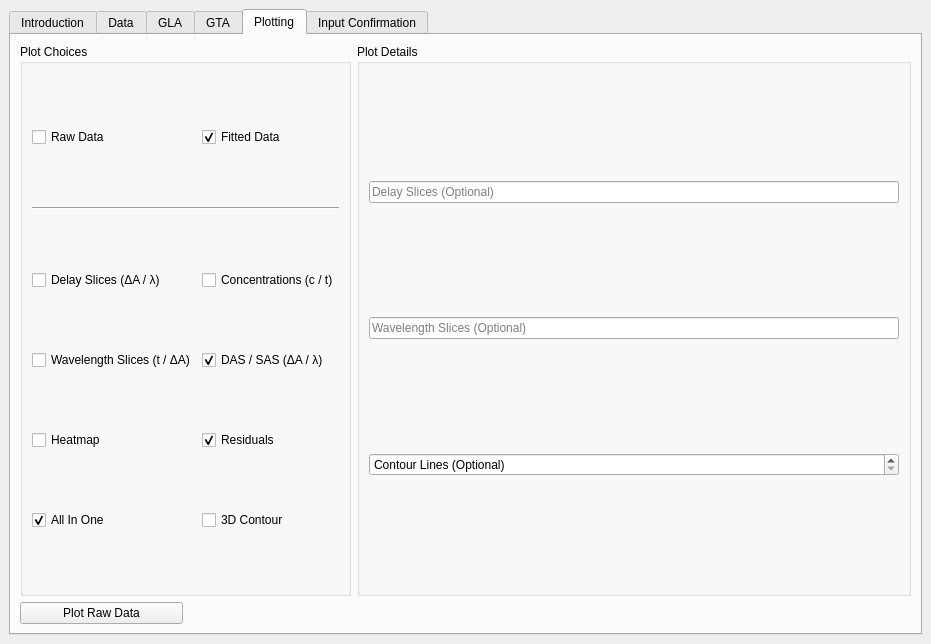
4-DMAPandSadness/EfsTA, file gui.ui: the form before one commit.
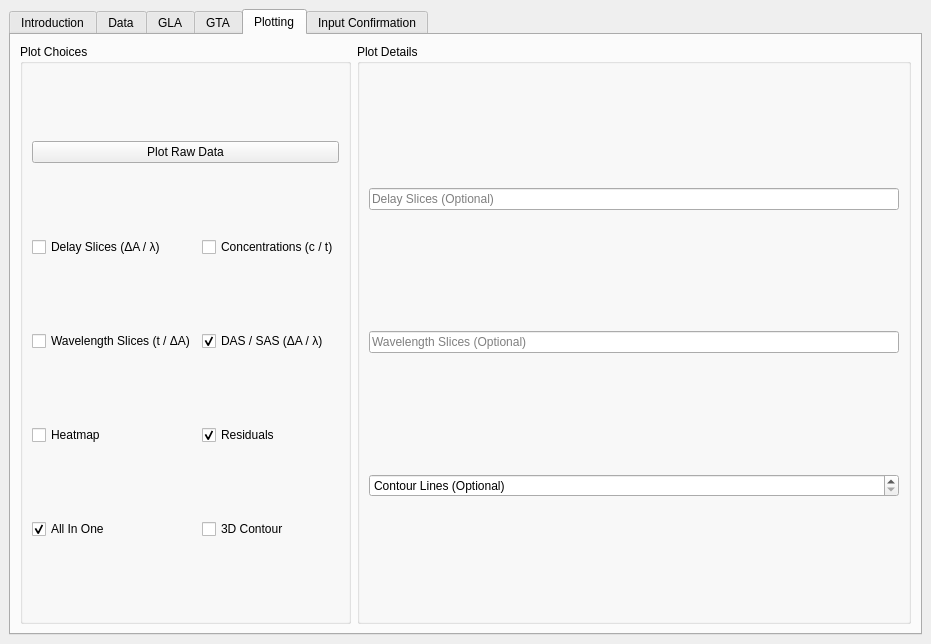
The form after the commit. The open tabs and pages were chosen to show the change. Icons and pictures are not drawn.

Commit message: Even more tooltip changes. Name changes.

Patch:
```diff
--- a/gui.ui
+++ b/gui.ui
@@ -817,50 +817,20 @@
            <string>Plot Choices</string>
           </property>
           <layout class="QGridLayout" name="gridLayout_6">
-           <item row="0" column="0">
-            <widget class="QCheckBox" name="plot_raw">
+           <item row="3" column="1">
+            <widget class="QCheckBox" name="plot_residuals">
              <property name="toolTip">
               <string>If selected, plots the raw unanalysed data.</string>
              </property>
              <property name="text">
-              <string>Raw Data</string>
-             </property>
-             <property name="checked">
-              <bool>false</bool>
-             </property>
-            </widget>
-           </item>
-           <item row="0" column="1">
-            <widget class="QCheckBox" name="plot_fitted">
-             <property name="toolTip">
-              <string>If selected, plots the analysed data.</string>
-             </property>
-             <property name="text">
-              <string>Fitted Data</string>
+              <string>Residuals</string>
              </property>
              <property name="checked">
               <bool>true</bool>
              </property>
             </widget>
            </item>
-           <item row="1" column="0" colspan="2">
-            <widget class="Line" name="sepatation_data_plot">
-             <property name="orientation">
-              <enum>Qt::Horizontal</enum>
-             </property>
-            </widget>
-           </item>
-           <item row="2" column="0">
-            <widget class="QCheckBox" name="plot_delay_slices">
-             <property name="toolTip">
-              <string>&lt;html&gt;&lt;head/&gt;&lt;body&gt;&lt;p&gt;Plots the change of absorption against the wavelengths for delay slices. Will only work, if specific delays for data slicing are provided.&lt;/p&gt;&lt;p&gt;&lt;img src=&quot;:/Plots/images/example plots/ex_timeslice.png&quot;/&gt;&lt;/p&gt;&lt;/body&gt;&lt;/html&gt;</string>
-             </property>
-             <property name="text">
-              <string>Delay Slices (ΔA / λ)</string>
-             </property>
-            </widget>
-           </item>
-           <item row="2" column="1">
+           <item row="1" column="1">
             <widget class="QCheckBox" name="plot_concentrations">
              <property name="enabled">
               <bool>true</bool>
@@ -873,7 +843,17 @@
              </property>
             </widget>
            </item>
-           <item row="3" column="0">
+           <item row="1" column="0">
+            <widget class="QCheckBox" name="plot_delay_slices">
+             <property name="toolTip">
+              <string>&lt;html&gt;&lt;head/&gt;&lt;body&gt;&lt;p&gt;Plots the change of absorption against the wavelengths for delay slices. Will only work, if specific delays for data slicing are provided.&lt;/p&gt;&lt;p&gt;&lt;img src=&quot;:/Plots/images/example plots/ex_timeslice.png&quot;/&gt;&lt;/p&gt;&lt;/body&gt;&lt;/html&gt;</string>
+             </property>
+             <property name="text">
+              <string>Delay Slices (ΔA / λ)</string>
+             </property>
+            </widget>
+           </item>
+           <item row="2" column="0">
             <widget class="QCheckBox" name="plot_wavelength_slices">
              <property name="toolTip">
               <string>&lt;html&gt;&lt;head/&gt;&lt;body&gt;&lt;p&gt;Plots the delays against the change of absorption for wavelength slices. Will only work, if specific wavelengths for data slicing are provided.&lt;/p&gt;&lt;p&gt;&lt;img src=&quot;:/Plots/images/example plots/ex_waveslice.png&quot;/&gt;&lt;/p&gt;&lt;/body&gt;&lt;/html&gt;</string>
@@ -883,20 +863,7 @@
              </property>
             </widget>
            </item>
-           <item row="3" column="1">
-            <widget class="QCheckBox" name="plot_das_sas">
-             <property name="toolTip">
-              <string>&lt;html&gt;&lt;head/&gt;&lt;body&gt;&lt;p&gt;If GLA is selected:&lt;/p&gt;&lt;p&gt;Plots the Decay Associated Spectra (DAS) with fitted lifetimes against the wavelengths.&lt;/p&gt;&lt;p&gt;If GTA is selected:&lt;/p&gt;&lt;p&gt;Plots the Species Associated Spectra (SAS) with fitted lifetimes against the wavelengths.&lt;/p&gt;&lt;p&gt;&lt;img src=&quot;:/Plots/images/example plots/ex_DASSAS.png&quot;/&gt;&lt;/p&gt;&lt;/body&gt;&lt;/html&gt;</string>
-             </property>
-             <property name="text">
-              <string>DAS / SAS (ΔA / λ)</string>
-             </property>
-             <property name="checked">
-              <bool>true</bool>
-             </property>
-            </widget>
-           </item>
-           <item row="4" column="0">
+           <item row="3" column="0">
             <widget class="QCheckBox" name="plot_heatmap">
              <property name="toolTip">
               <string>&lt;html&gt;&lt;head/&gt;&lt;body&gt;&lt;p&gt;Plots the data as a heatmap.&lt;/p&gt;&lt;p&gt;&lt;img src=&quot;:/Plots/images/example plots/ex_heatmap.png&quot;/&gt;&lt;/p&gt;&lt;/body&gt;&lt;/html&gt;</string>
@@ -907,32 +874,6 @@
             </widget>
            </item>
            <item row="4" column="1">
-            <widget class="QCheckBox" name="plot_residuals">
-             <property name="toolTip">
-              <string>&lt;html&gt;&lt;head/&gt;&lt;body&gt;&lt;p&gt;Plots the residuals as a heatmap.&lt;/p&gt;&lt;p&gt;&lt;img src=&quot;:/Plots/images/example plots/ex_residuals.png&quot;/&gt;&lt;/p&gt;&lt;/body&gt;&lt;/html&gt;</string>
-             </property>
-             <property name="text">
-              <string>Residuals</string>
-             </property>
-             <property name="checked">
-              <bool>true</bool>
-             </property>
-            </widget>
-           </item>
-           <item row="5" column="0">
-            <widget class="QCheckBox" name="plot_three_in_one">
-             <property name="toolTip">
-              <string>&lt;html&gt;&lt;head/&gt;&lt;body&gt;&lt;p&gt;Plots all three plots above in a single image. Will only plot the heatmap if no specific delay or wavelength values ar provided.&lt;/p&gt;&lt;p&gt;&lt;img src=&quot;:/Plots/images/example plots/ex_all.png&quot;/&gt;&lt;/p&gt;&lt;/body&gt;&lt;/html&gt;</string>
-             </property>
-             <property name="text">
-              <string>All In One</string>
-             </property>
-             <property name="checked">
-              <bool>true</bool>
-             </property>
-            </widget>
-           </item>
-           <item row="5" column="1">
             <widget class="QCheckBox" name="plot_threed_contour">
              <property name="toolTip">
               <string>&lt;html&gt;&lt;head/&gt;&lt;body&gt;&lt;p&gt;Plots the data in a 3D contour plot.&lt;/p&gt;&lt;p&gt;&lt;img src=&quot;:/Plots/images/example plots/ex_3D.png&quot;/&gt;&lt;/p&gt;&lt;/body&gt;&lt;/html&gt;</string>
@@ -942,29 +883,45 @@
              </property>
             </widget>
            </item>
+           <item row="2" column="1">
+            <widget class="QCheckBox" name="plot_das_sas">
+             <property name="toolTip">
+              <string>&lt;html&gt;&lt;head/&gt;&lt;body&gt;&lt;p&gt;If GLA is selected:&lt;/p&gt;&lt;p&gt;Plots the Decay Associated Spectra (DAS) with fitted lifetimes against the wavelengths.&lt;/p&gt;&lt;p&gt;If GTA is selected:&lt;/p&gt;&lt;p&gt;Plots the Species Associated Spectra (SAS) with fitted lifetimes against the wavelengths.&lt;/p&gt;&lt;p&gt;&lt;img src=&quot;:/Plots/images/example plots/ex_DASSAS.png&quot;/&gt;&lt;/p&gt;&lt;/body&gt;&lt;/html&gt;</string>
+             </property>
+             <property name="text">
+              <string>DAS / SAS (ΔA / λ)</string>
+             </property>
+             <property name="checked">
+              <bool>true</bool>
+             </property>
+            </widget>
+           </item>
+           <item row="4" column="0">
+            <widget class="QCheckBox" name="plot_three_in_one">
+             <property name="toolTip">
+              <string>&lt;html&gt;&lt;head/&gt;&lt;body&gt;&lt;p&gt;Plots all three plots above in a single image. Will only plot the heatmap if no specific delay or wavelength values ar provided.&lt;/p&gt;&lt;p&gt;&lt;img src=&quot;:/Plots/images/example plots/ex_all.png&quot;/&gt;&lt;/p&gt;&lt;/body&gt;&lt;/html&gt;</string>
+             </property>
+             <property name="text">
+              <string>All In One</string>
+             </property>
+             <property name="checked">
+              <bool>true</bool>
+             </property>
+            </widget>
+           </item>
+           <item row="0" column="0" colspan="2">
+            <widget class="QPushButton" name="Plotting_raw">
+             <property name="toolTip">
+              <string>&lt;html&gt;&lt;head/&gt;&lt;body&gt;&lt;p&gt;Click to plot the selected plots of the raw unanalysed data.&lt;/p&gt;&lt;/body&gt;&lt;/html&gt;</string>
+             </property>
+             <property name="text">
+              <string>Plot Raw Data</string>
+             </property>
+            </widget>
+           </item>
           </layout>
          </widget>
         </item>
-        <item row="1" column="0">
-         <widget class="QPushButton" name="Plotting_plot">
-          <property name="text">
-           <string>Plot Raw Data</string>
-          </property>
-         </widget>
-        </item>
-        <item row="1" column="1" colspan="2">
-         <spacer name="spacer_plot">
-          <property name="orientation">
-           <enum>Qt::Horizontal</enum>
-          </property>
-          <property name="sizeHint" stdset="0">
-           <size>
-            <width>731</width>
-            <height>20</height>
-           </size>
-          </property>
-         </spacer>
-        </item>
        </layout>
       </widget>
       <widget class="QWidget" name="Input_Confirmation">
```
Left out of the diff: 15 changed lines with no effect on the pictures. The commit also changes 1 other file.
